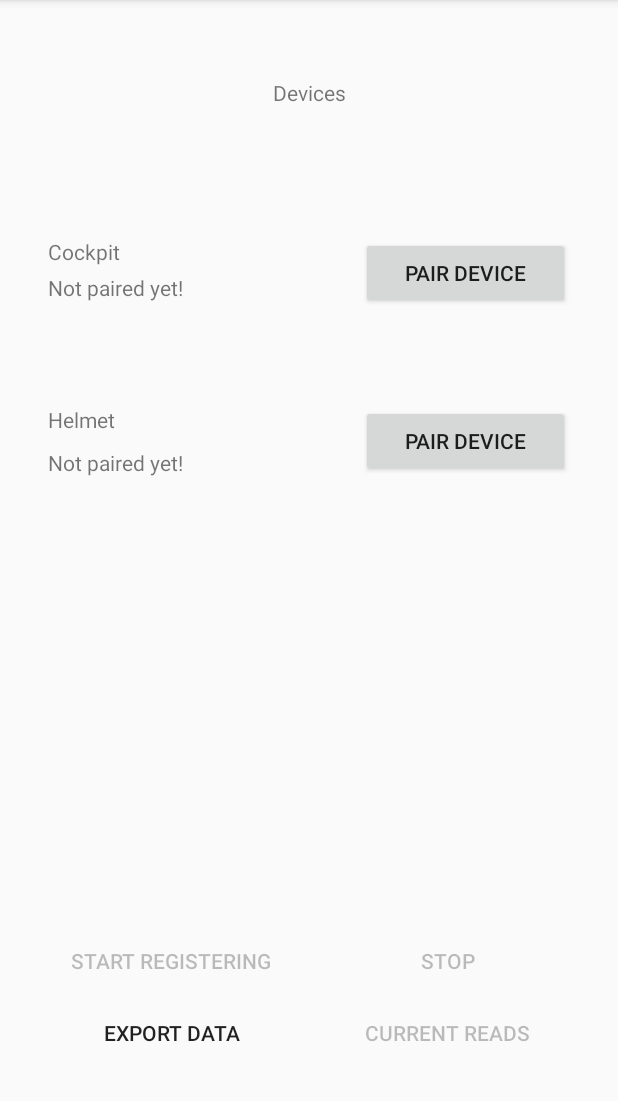
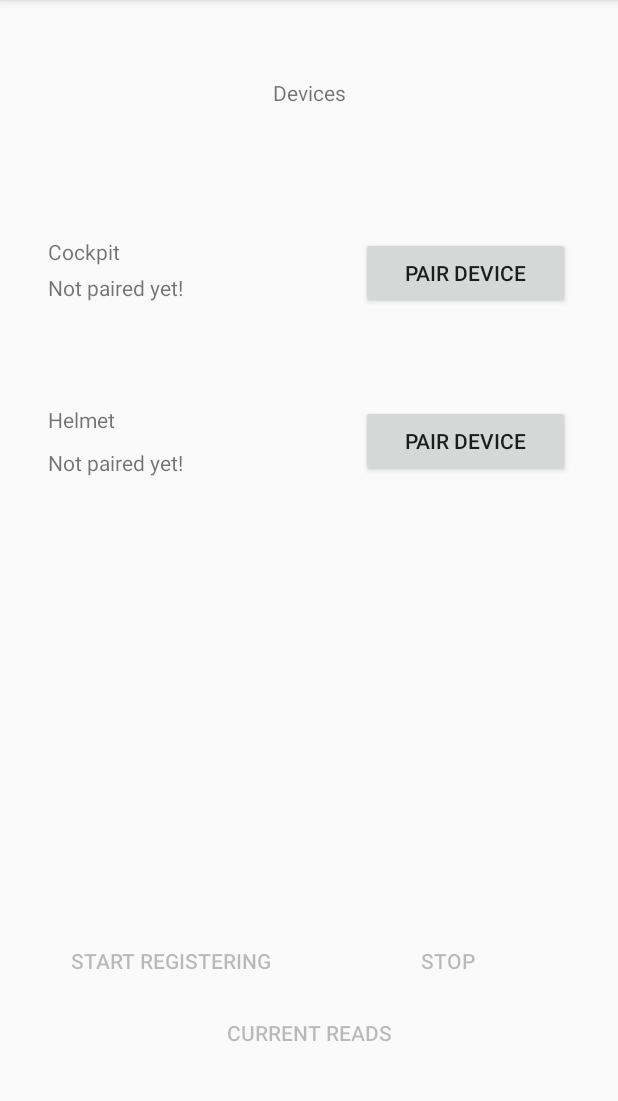
Before and after one commit to Nevaan/vfrApp, an Android app: the MainActivity screen opened directly, with no data from a screen before it, on a phone screen of 412 x 824 dp, the part 84-1185 px from its top. Run offline under Robolectric (Android 15) with nearby library versions, the phone set to English and light mode, and no system bars; 1 statement that could not run was skipped.

Commit message:
removed unnecessary activity

```diff
--- a/vfr.mobile/app/src/main/AndroidManifest.xml
+++ b/vfr.mobile/app/src/main/AndroidManifest.xml
@@ -33,7 +33,6 @@
             android:name=".service.DataRegistrationService"
             android:enabled="true" />
 
-        <activity android:name=".activity.RecordingsHistoryActivity"></activity>
     </application>
 
 </manifest>
--- a/vfr.mobile/app/src/main/java/com/losek/vfrmobile/service/DataRegistrationService.java
+++ b/vfr.mobile/app/src/main/java/com/losek/vfrmobile/service/DataRegistrationService.java
@@ -36,8 +36,8 @@ public class DataRegistrationService extends Service {
     private Feature helmetAccelerometerFeature;
     private Feature helmetMagnetometerFeature;
 
-    Node cockpitTag;
-    Node helmetTag;
+    private Node cockpitTag;
+    private Node helmetTag;
 
     @Nullable
     @Override
--- a/vfr.mobile/app/src/main/java/com/losek/vfrmobile/util/VfrApplication.java
+++ b/vfr.mobile/app/src/main/java/com/losek/vfrmobile/util/VfrApplication.java
@@ -61,17 +61,6 @@ public class VfrApplication extends Application {
         observers.remove(o);
         Log.d(LOG,"Removing observer of vfr application class, count: " + observers.size());
     }
-/*
-    public void unpairNode(Node node) {
-       if(node.equals(helmetTag)){
-           setHelmetTag(null);
-           return;
-       }
-       if(node.equals(cockpitTag)) {
-           setCockpitTag(null);
-           return;
-       }
-    }*/
 
     @NonNull
     public static String getPairedAttributeName(Node node) {
--- a/vfr.mobile/app/src/main/res/layout/activity_main.xml
+++ b/vfr.mobile/app/src/main/res/layout/activity_main.xml
@@ -193,19 +193,8 @@
             android:layout_height="wrap_content">
 
             <Button
-                android:text="@string/export_data"
-                android:layout_height="wrap_content"
-                android:id="@+id/export_button"
-                tools:layout_editor_absoluteY="406dp"
-                android:layout_width="154dp"
-                tools:layout_editor_absoluteX="30dp"
-                android:layout_weight="1"
-                style="@style/mainButtons"
-                android:onClick="exportData"/>
-
-            <Button
                 android:text="@string/current_reads"
-                android:layout_width="154dp"
+                android:layout_width="0dp"
                 android:layout_height="wrap_content"
                 android:id="@+id/current_reads_button"
                 tools:layout_editor_absoluteY="406dp"
```
Also changed, not shown: vfr.mobile/app/src/main/java/com/losek/vfrmobile/activity/MainActivity.java (+4 -5 lines), vfr.mobile/app/src/main/java/com/losek/vfrmobile/activity/RecordingsHistoryActivity.java (deleted, +0 -42 lines), vfr.mobile/app/src/main/java/com/losek/vfrmobile/activity/ScanDevicesActivity.java (+4 -3 lines), vfr.mobile/app/src/main/res/layout/activity_recordings_history.xml (deleted, +0 -50 lines), 7 other files.
